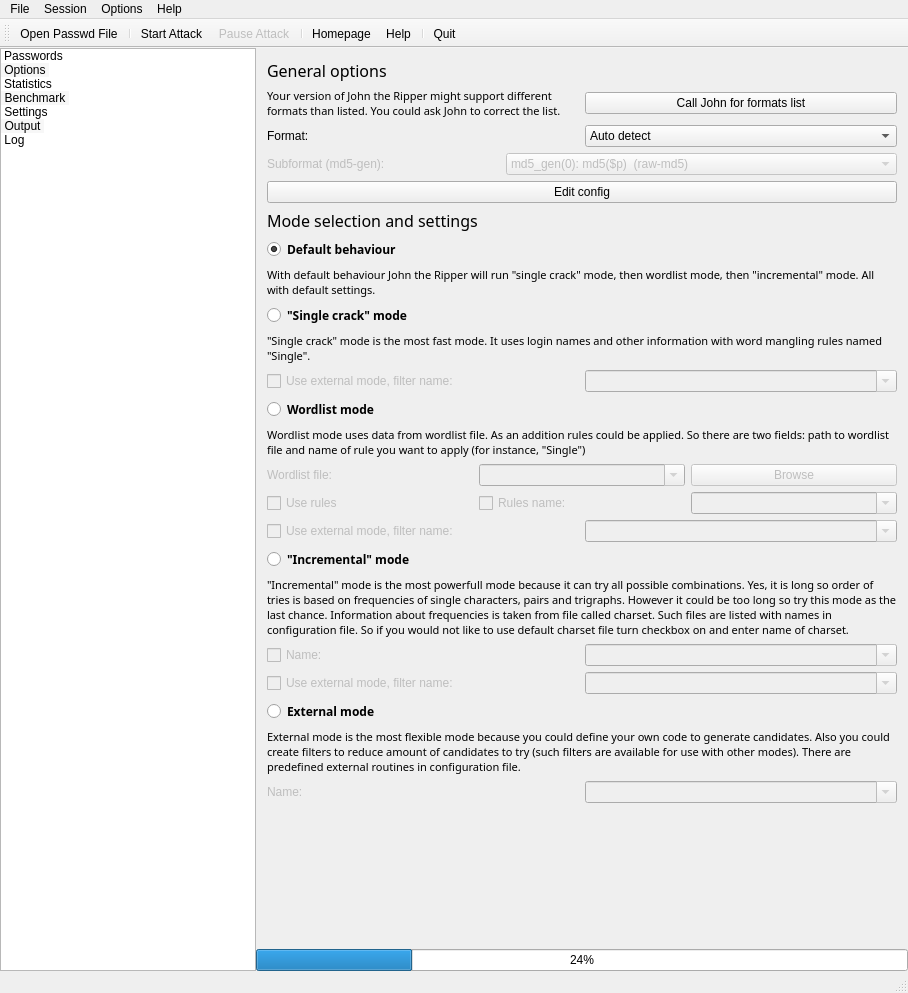
openwall/johnny, file mainwindow.ui: the form before one commit.
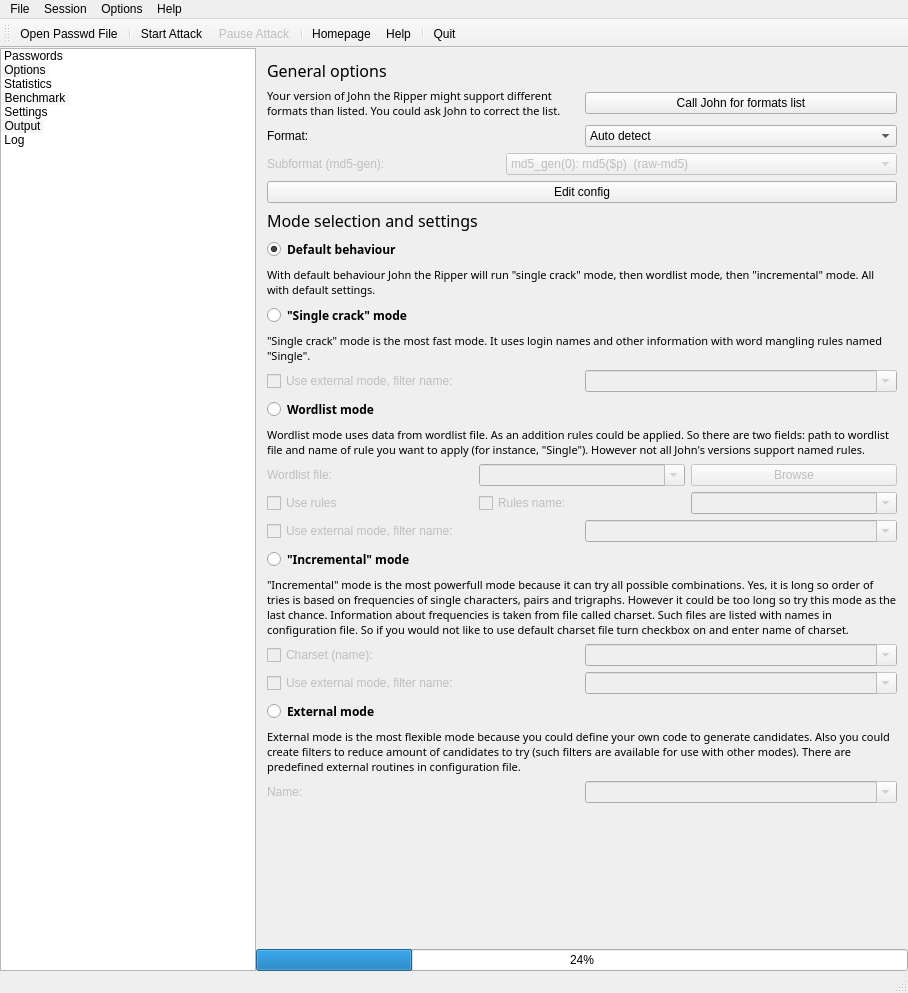
The form after the commit. Icons and pictures are not drawn.

Commit message: logic for all mode's options is added

Diff of the .ui file:
```diff
--- a/mainwindow.ui
+++ b/mainwindow.ui
@@ -1015,7 +1015,7 @@
                 </font>
                </property>
                <property name="text">
-                <string>Wordlist mode uses data from wordlist file. As an addition rules could be applied. So there are two fields: path to wordlist file and name of rule you want to apply (for instance, &quot;Single&quot;)</string>
+                <string>Wordlist mode uses data from wordlist file. As an addition rules could be applied. So there are two fields: path to wordlist file and name of rule you want to apply (for instance, &quot;Single&quot;). However not all John's versions support named rules.</string>
                </property>
                <property name="wordWrap">
                 <bool>true</bool>
@@ -1159,7 +1159,7 @@
                   <bool>false</bool>
                  </property>
                  <property name="text">
-                  <string>Name:</string>
+                  <string>Charset (name):</string>
                  </property>
                 </widget>
                </item>
```
The commit also changes 1 other file.
